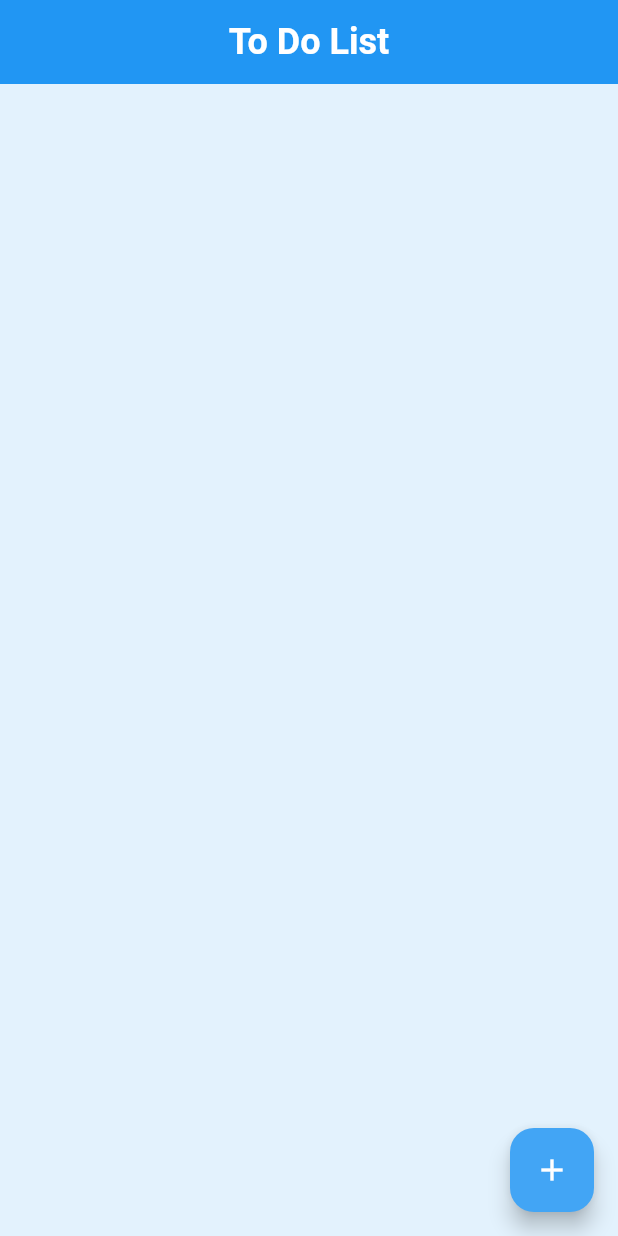
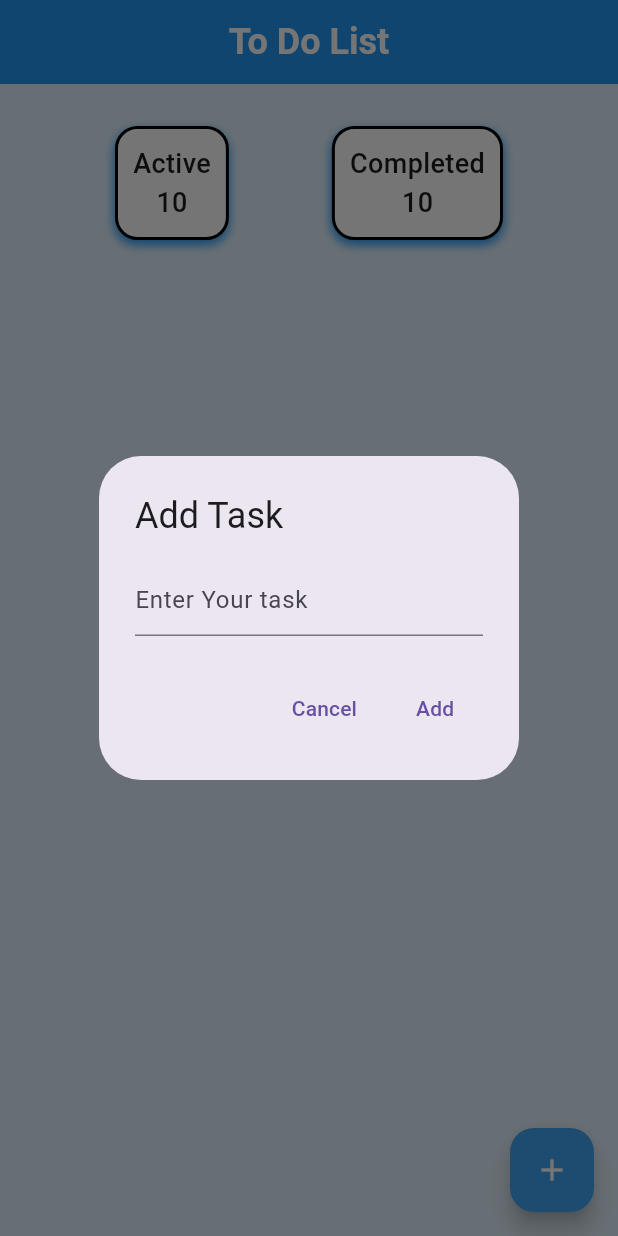
Before and after one commit to AfsanaDev/class_practices, a Flutter app: the screen it shows after launch, after a tap on the "add" icon, on a phone screen of 412 x 824 dp. Run offline on Flutter 3.47's test engine with Material 3 defaults, Android fonts, the phone set to English and light mode, and no system bars.

Commit message:
make UI design and funtionality

```diff
--- a/lib/pages/toDo.dart
+++ b/lib/pages/toDo.dart
@@ -8,6 +8,55 @@ class ToDo extends StatefulWidget {
 }
 
 class _ToDoState extends State<ToDo> {
+
+  List<Map<String, dynamic>> tasks =[];
+  bool showActiveTask = true;
+
+  void showTaskDialog({int? index}){
+    TextEditingController _taskController = TextEditingController();
+    showDialog(context: context, builder: (context){
+      return AlertDialog(
+        title: Text('Add Task'),
+        content: TextField(
+          controller: _taskController,
+          decoration: InputDecoration(
+            hintText: 'Enter Your task',
+
+          ),
+
+        ),
+        actions: [
+          TextButton(onPressed: (){
+            Navigator.pop(context);
+          }, child: Text('Cancel')),
+          TextButton(onPressed: ()=>_addTask(_taskController.text), child: Text('Add'))
+        ],
+      );
+    });
+  }
+
+  void _addTask(String task){
+    setState(() {
+      tasks.add({
+        'task':task,
+        'completed':false,
+        });
+    });
+    Navigator.pop(context);
+  }
+
+  void _toggleTaskStatus(int index){
+    setState(() {
+      tasks[index]['completed'] = !tasks[index]['completed'];
+    });
+  }
+
+  void _deleteTask(int index){
+    setState(() {
+      tasks.removeAt(index);
+    });
+  }
+
   @override
   Widget build(BuildContext context) {
     return Scaffold(
@@ -24,19 +73,109 @@ class _ToDoState extends State<ToDo> {
 
       body:Column(
         children: [
-          Row(children: [
-            Container(
+          SizedBox(height: 20,),
+          Padding(
+            padding: const EdgeInsets.all(8.0),
+            child: Row(
+              mainAxisAlignment: MainAxisAlignment.spaceEvenly,
+              children: [
+              Container(
+                padding: EdgeInsets.all(10),
+                decoration: BoxDecoration(
+                  color: Colors.white,
+                  borderRadius: BorderRadius.circular(15),
+                  border: Border.all(color: Colors.black,width: 2),
+                  boxShadow: [
+                    BoxShadow(
+                      color: Colors.blue,
+                      offset: Offset(0, 3),
+                      blurRadius: 5
+                    )
+                  ]
+                ),
+                child: Row(children: [
+                  Column(children: [
+                    Text("Active", style: TextStyle(
+                      fontSize: 18,
+                      fontWeight: FontWeight.w500
+                    )),
+                    Text('10',style: TextStyle(
+                      fontSize: 18,
+                      fontWeight: FontWeight.w500
+                    ))
+                  ],)
+                ]),
 
-            )
-          ],)
+              ),
+               Container(
+                padding: EdgeInsets.all(10),
+                decoration: BoxDecoration(
+                  color: Colors.white,
+                  borderRadius: BorderRadius.circular(15),
+                  border: Border.all(color: Colors.black,width: 2),
+                   boxShadow: [
+                    BoxShadow(
+                      color: Colors.blue,
+                      offset: Offset(0, 3),
+                      blurRadius: 5
+                    )
+                  ]
+                ),
+                child: Row(children: [
+                  Column(children: [
+                    Text("Completed", style: TextStyle(
+                      fontSize: 18,
+                      fontWeight: FontWeight.w500
+                    )),
+                    Text('10',style: TextStyle(
+                      fontSize: 18,
+                      fontWeight: FontWeight.w500
+                    ))
+                  ],)
+                ]),
+
+              )
+            ],),
+          ),
+          Expanded(
+            child: ListView.builder(
+              itemCount: tasks.length,
+              itemBuilder: (context, index){
+                return Dismissible(
+                  key:Key(tasks[index]['task']),
+                  background: Container(
+                    color: Colors.green,
+                    alignment: Alignment.centerRight,
+                    padding: EdgeInsets.only(left: 20),
+                    child: Icon(Icons.delete, color: Colors.white,),
+                  ),
+                  secondaryBackground: Container(
+                    color: Colors.red,
+                    alignment: Alignment.centerLeft,
+                    padding: EdgeInsets.only(right: 20),
+                    child: Icon(Icons.check, color: Colors.white,),
+                  ),
+                  onDismissed:(direction){
+                    if(direction == DismissDirection.startToEnd){
+                      _toggleTaskStatus(index);
+                    }else{
+                      _deleteTask(index);
+                    }
+                  } ,
+                  child: Card(
+                    child: ListTile(
+                      title: Text(tasks[index]['task']),
+                    ),
+                  ),
+                );
+            }),
+          )
         ],
       ) ,
 
       floatingActionButton: FloatingActionButton(
         backgroundColor: Colors.blue.shade400,
-        onPressed: (){
-
-        },
+        onPressed: ()=>showTaskDialog(),
         child: Icon(Icons.add, color: Colors.white,),),
     );
   }
```
